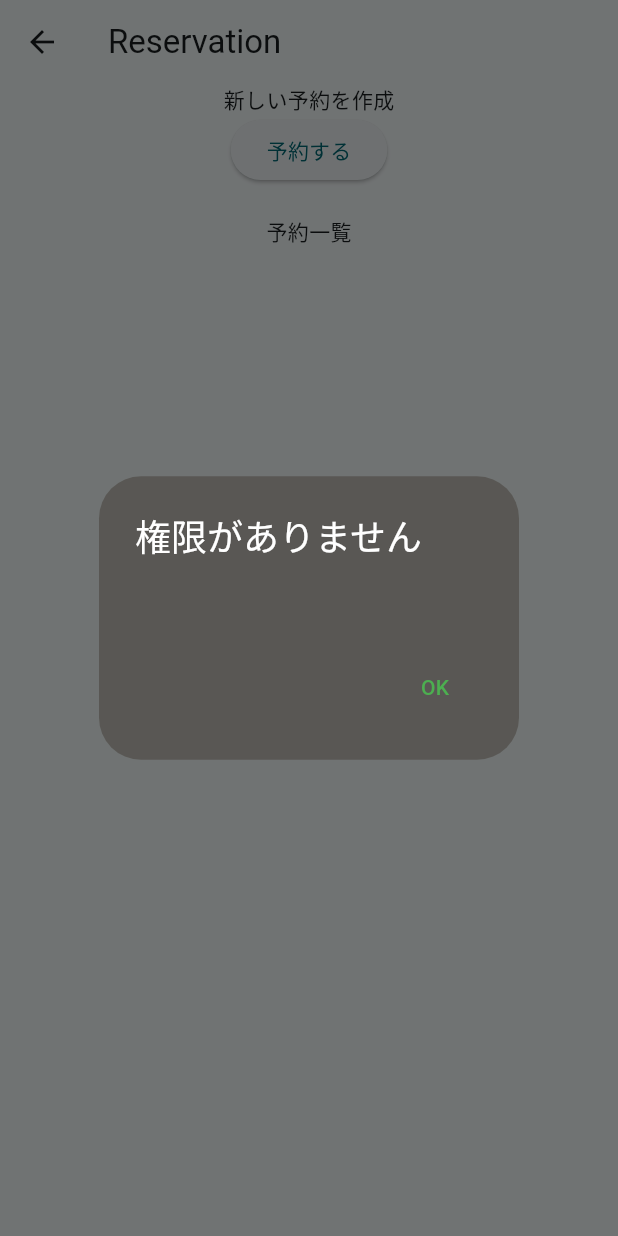
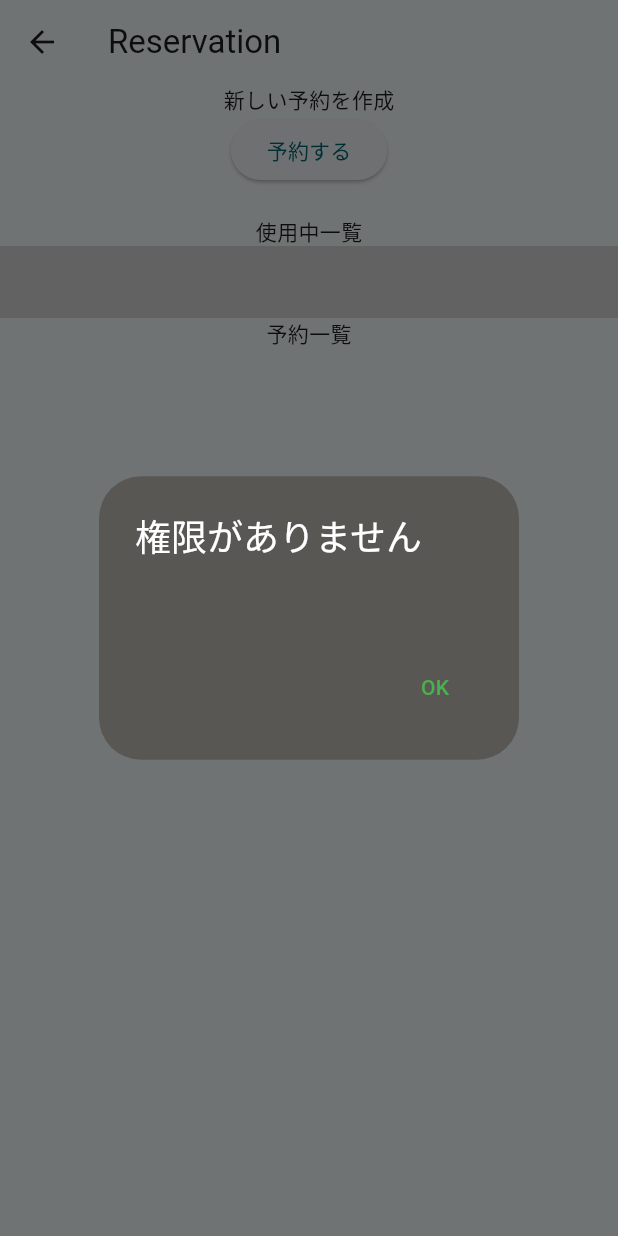
Before and after one commit to Fuuma0000/smart_handagote, a Flutter app: the TestReservationPage screen opened directly, after a tap on "予約する", on a phone screen of 412 x 824 dp. Run offline on Flutter 3.47's test engine with Material 2 defaults, Android fonts, the light colour scheme and no system bars; our stand-ins replace animated_notch_bottom_bar, cloud_firestore, firebase_auth, firebase_core; accounts and stored records are empty; statements that could not run were skipped.

Commit message:
[add] 使用中のユーザをストリームで実装する

```diff
--- a/lib/view/test_reservation_page.dart
+++ b/lib/view/test_reservation_page.dart
@@ -15,12 +15,14 @@ class TestReservationPage extends StatefulWidget {
 class _TestReservationPageState extends State<TestReservationPage> {
   final FirebaseFirestore _firestore = FirebaseFirestore.instance;
   late Stream<QuerySnapshot> _reservationsStream;
+  late Stream<QuerySnapshot> _logsStream;
   bool _isLoadReserving = false; // 予約中かどうかを管理するフラグ
 
   @override
   void initState() {
     super.initState();
     _reservationsStream = _firestore.collection('reservations').snapshots();
+    _logsStream = _firestore.collection('logs').snapshots();
   }
 
   // キャンセルボタンを押したときの処理
@@ -44,7 +46,7 @@ class _TestReservationPageState extends State<TestReservationPage> {
       // ユーザー名を取得
       DocumentSnapshot userDoc =
           await _firestore.collection('users').doc(userId).get();
-      // ユーザーが削除されていたらスキップ
+      // ユーザーが存在していたら予約一覧に追加
       if (userDoc.exists) {
         String userName = userDoc['name'];
         reservations.add({
@@ -60,8 +62,6 @@ class _TestReservationPageState extends State<TestReservationPage> {
     reservations.sort((a, b) => a['timestamp'].compareTo(b['timestamp']));
     return reservations;
   }
-
-  // Logsの方から現在使用中
 
   // 予約を作成
   // TODO: 押した時にlogsのend_timeがnullのやつの数がはんだごての個数以下ならlogsに追加
@@ -145,6 +145,8 @@ class _TestReservationPageState extends State<TestReservationPage> {
     );
   }
 
+  // 使用中一覧を表示するウィジェット
+
   // 予約可能かどうかをチェックする関数
   Future<bool> _isReservationAllowed() async {
     // 現在ログインしているユーザーを取得
@@ -215,6 +217,38 @@ class _TestReservationPageState extends State<TestReservationPage> {
             ),
 
             const SizedBox(height: 20),
+            const Text('使用中一覧'),
+            StreamBuilder<QuerySnapshot>(
+              stream: _logsStream, // リアルタイムで予約データを取得するストリーム
+              builder: (BuildContext context,
+                  AsyncSnapshot<QuerySnapshot> snapshot) {
+                if (snapshot.hasError) {
+                  return Text(
+                      'エラー: ${snapshot.error}'); // エラーが発生した場合にエラーメッセージを表示
+                }
+
+                if (snapshot.connectionState == ConnectionState.waiting) {
+                  return const CircularProgressIndicator(); // データがロード中の間、進行中のインジケータを表示
+                }
+
+                return FutureBuilder<List<Map<String, dynamic>>>(
+                  future:
+                      _fetchLogsData(snapshot.data!), // スナップショットから予約データを非同期で取得
+                  builder: (BuildContext context,
+                      AsyncSnapshot<List<Map<String, dynamic>>> dataSnapshot) {
+                    if (dataSnapshot.connectionState ==
+                        ConnectionState.waiting) {
+                      return const CircularProgressIndicator(); // データがロード中の間、進行中のインジケータを表示
+                    }
+
+                    List<Map<String, dynamic>> logs =
+                        dataSnapshot.data ?? []; // ロードされた予約データ
+
+                    return _buildLogList(logs); // 予約データを表示するウィジェットを返す
+                  },
+                );
+              },
+            ),
             const Text('予約一覧'),
             // StreamBuilder で Firestore のデータを監視
             StreamBuilder<QuerySnapshot>(
```
